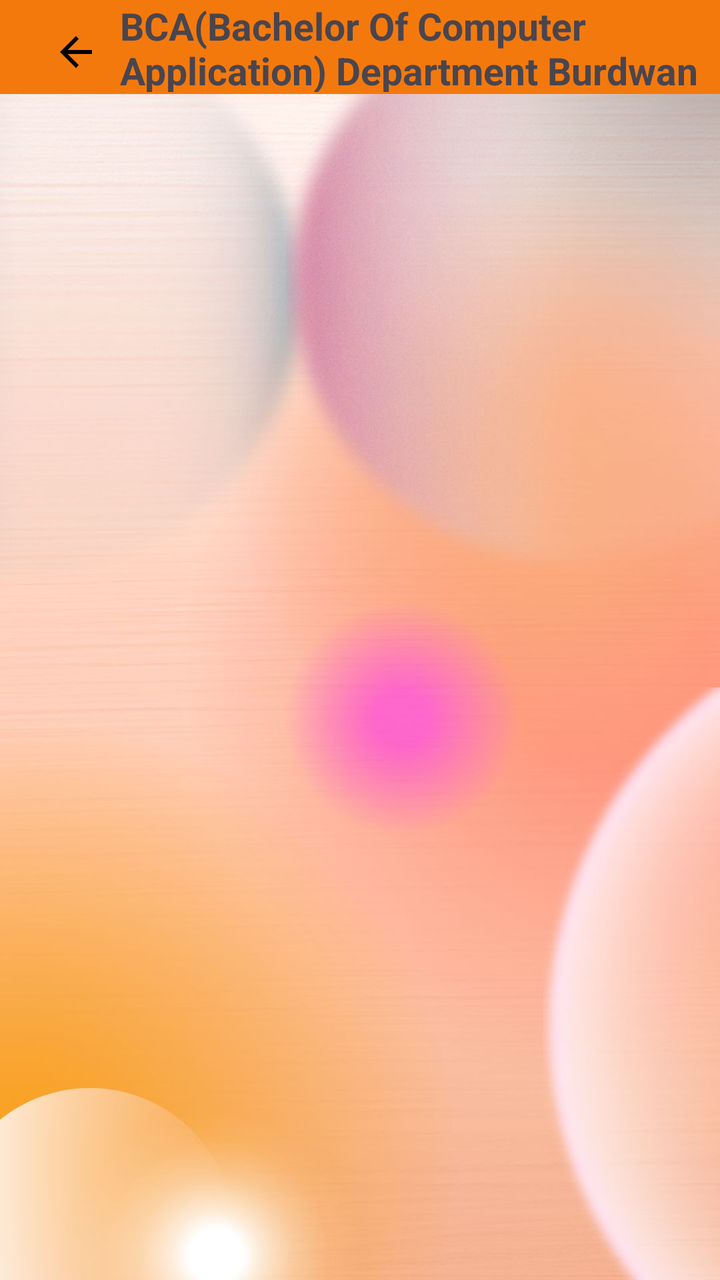
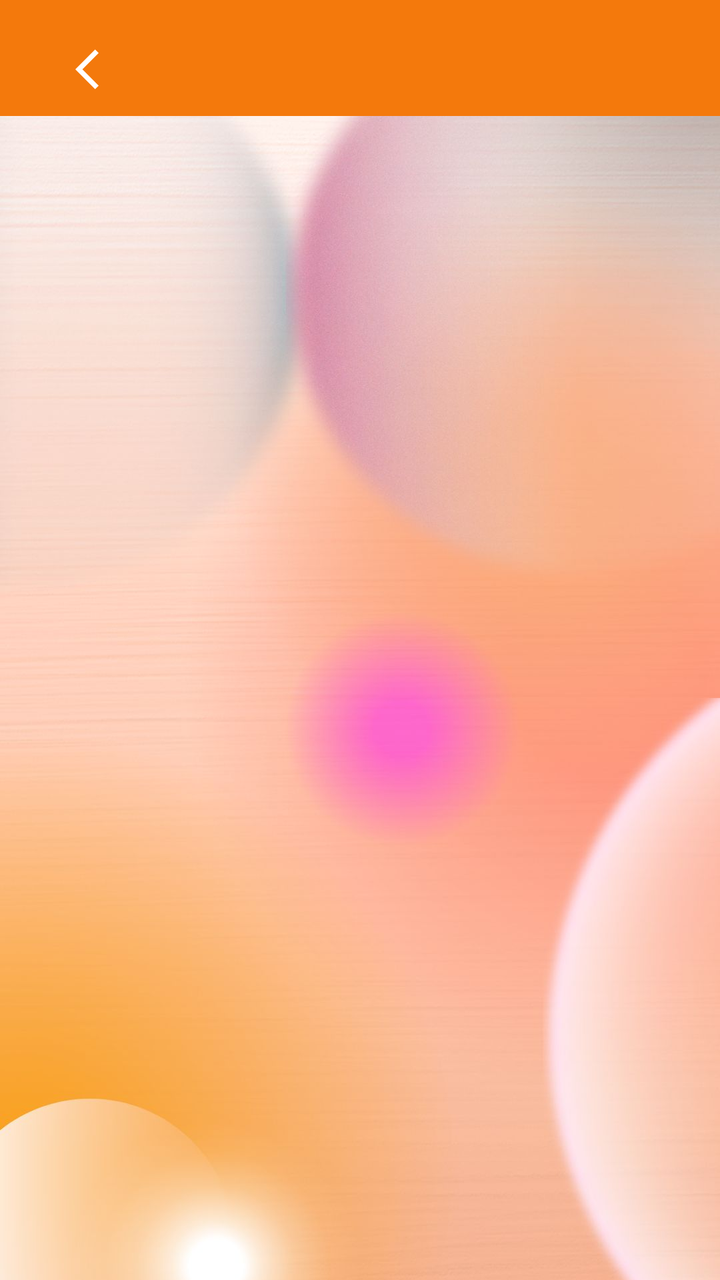

The first picture is an Android layout as it rendered before a commit; the second is the same layout after the commit. The layout source and the unified diff follow.
<!-- AndroidManifest.xml: application theme Theme.MyApplication -->
<!-- res/layout/activity_one.xml -->
<?xml version="1.0" encoding="utf-8"?>
<RelativeLayout
    xmlns:android="http://schemas.android.com/apk/res/android"
    xmlns:app="http://schemas.android.com/apk/res-auto"
    xmlns:tools="http://schemas.android.com/tools"
    android:layout_width="match_parent"
    android:layout_height="match_parent"
    tools:context=".one"
    tools:ignore="ExtraText">

    <com.google.android.material.appbar.MaterialToolbar
        android:id="@+id/materialToolbar"
        android:layout_width="match_parent"
        android:layout_height="47dp"
        android:background="?attr/colorPrimary"
        android:minHeight="?attr/actionBarSize"
        android:theme="?attr/actionBarTheme" />

    <ImageView
        android:layout_width="match_parent"
        android:layout_height="match_parent"
        android:layout_below="@id/materialToolbar"
    android:contentDescription="@string/todo78"
    android:scaleType="centerCrop"
    android:src="@drawable/untitleddesignh"
    tools:ignore="VisualLintBounds" />

    <LinearLayout
        android:layout_width="match_parent"
        android:layout_height="@dimen/dim_46"
        android:layout_alignParentTop="true"
        android:layout_alignParentEnd="true"
        android:layout_marginEnd="0dp"
        android:layout_below="@id/materialToolbar"
    tools:ignore="UselessLeaf,TextSizeCheck">

        <ImageButton
            android:id="@+id/button1"
            android:layout_width="44dp"
            android:layout_height="46dp"
            android:layout_marginStart="@dimen/dim_16"
            android:layout_marginTop="@dimen/dim_3"
            android:background="@null"
            android:src="@drawable/baseline_arrow_back_24"
            tools:ignore="ContentDescription,ImageContrastCheck,MissingConstraints,SpeakableTextPresentCheck,TouchTargetSizeCheck" />

        <TextView
            android:layout_width="0dp"
            android:layout_height="match_parent"
            android:layout_gravity="center"
            android:layout_weight="1"
            android:text="@string/text8"
            android:textAlignment="gravity"
            android:textColorHint="#1B1818"
            android:textSize="19sp"
            android:textStyle="bold"
            tools:ignore="TextSizeCheck,VisualLintBounds" />
    </LinearLayout>

    <androidx.recyclerview.widget.RecyclerView
        android:id="@+id/recyle33"
        android:layout_width="match_parent"
        android:layout_height="682dp"
        android:layout_alignParentStart="true"
        android:layout_alignParentBottom="true"
        android:layout_centerHorizontal="true"
        android:layout_marginStart="0dp"
        android:layout_marginBottom="-5dp"
        app:layoutManager="androidx.recyclerview.widget.GridLayoutManager"
        app:spanCount="2"
        tools:listitem="@layout/item_books" />

    </RelativeLayout>
<!-- res/layout/item_books.xml (included above) -->
<?xml version="1.0" encoding="utf-8"?>
<androidx.cardview.widget.CardView xmlns:android="http://schemas.android.com/apk/res/android"
    xmlns:tools="http://schemas.android.com/tools"
    android:layout_width="match_parent"
    android:layout_height="wrap_content"
    xmlns:app="http://schemas.android.com/apk/res-auto"
    android:layout_margin="@dimen/dim_5"
    app:cardCornerRadius="@dimen/dim_7">
    <LinearLayout
        android:layout_width="match_parent"
        android:layout_height="wrap_content"
        android:orientation="vertical">
        <androidx.cardview.widget.CardView
            android:layout_width="match_parent"
            android:layout_margin="@dimen/dim_5"
            app:cardCornerRadius="@dimen/dim_7"
            android:layout_height="@dimen/dim_250"
            app:cardElevation="@dimen/dim_10">
            <ImageView
                android:src="@drawable/downloads"
                android:layout_width="match_parent"
                android:layout_height="match_parent"
                android:adjustViewBounds="true"
                android:id="@+id/book_cover"
                tools:ignore="ContentDescription" />
        </androidx.cardview.widget.CardView>

        <TextView
            android:id="@+id/book_t"
            android:layout_width="wrap_content"
            android:layout_height="wrap_content"
            android:layout_margin="@dimen/dim_10"
            android:text="@string/_101_computer_fundamental"
            android:textColor="#090909"
            android:textSize="12sp"
            tools:ignore="VisualLintBounds" />
    </LinearLayout>

</androidx.cardview.widget.CardView>
<!-- resources referenced by this layout -->
<resources>
  <dimen name="dim_10">10dp</dimen>
  <dimen name="dim_16">16dp</dimen>
  <dimen name="dim_250">250dp</dimen>
  <dimen name="dim_3">3dp</dimen>
  <dimen name="dim_46">46dp</dimen>
  <dimen name="dim_5">5dp</dimen>
  <dimen name="dim_7">7dp</dimen>
  <!-- drawable baseline_arrow_back_24 (drawable) -->
  <vector android:autoMirrored="true" android:height="24dp"
      android:tint="#000000" android:viewportHeight="24"
      android:viewportWidth="24" android:width="24dp" xmlns:android="http://schemas.android.com/apk/res/android">
      <path android:fillColor="@android:color/white" android:pathData="M20,11H7.83l5.59,-5.59L12,4l-8,8 8,8 1.41,-1.41L7.83,13H20v-2z"/>
  </vector>
  <!-- drawable downloads: jpg bitmap (drawable-mdpi, 11586 bytes) -->
  <!-- drawable untitleddesignh: jpg bitmap (drawable-mdpi, 84470 bytes) -->
  <string name="_101_computer_fundamental">101-Computer FundaMental</string>
  <string name="text8">BCA(Bachelor Of Computer Application) Department Burdwan University</string>
  <string name="todo78">TODO45</string>
  <style name="Theme.MyApplication" parent="Base.Theme.MyApplication" />
  <style name="Base.Theme.MyApplication" parent="Theme.Material3.DayNight.NoActionBar">
          
          
  
          <item name="colorPrimary">#F4790C</item>
      </style>
</resources>

<!-- the commit's change to res/layout/activity_one.xml (unified diff, before → after) -->
@@ -10,11 +10,31 @@
 
     <com.google.android.material.appbar.MaterialToolbar
         android:id="@+id/materialToolbar"
-        android:layout_width="match_parent"
-        android:layout_height="47dp"
+        android:layout_width="413dp"
+        android:layout_height="58dp"
         android:background="?attr/colorPrimary"
         android:minHeight="?attr/actionBarSize"
-        android:theme="?attr/actionBarTheme" />
+        android:theme="?attr/actionBarTheme"
+        app:layout_constraintEnd_toEndOf="parent"
+        app:layout_constraintStart_toStartOf="parent"
+        tools:layout_editor_absoluteY="0dp"
+        tools:ignore="MissingConstraints,VisualLintBounds">
+        
+        <ImageButton
+            android:id="@+id/button1"
+            android:layout_width="@dimen/dim_67"
+            android:layout_height="@dimen/dim_69"
+            android:background="@null"
+
+            app:layout_constraintEnd_toEndOf="parent"
+            app:layout_constraintHorizontal_bias="0.0"
+            app:layout_constraintStart_toStartOf="parent"
+            tools:ignore="ContentDescription,ImageContrastCheck,MissingConstraints,SpeakableTextPresentCheck,TouchTargetSizeCheck,VisualLintBounds"
+            tools:layout_editor_absoluteY="@dimen/dim_3"
+            android:src="@drawable/baseline_arrow_back_ios_24"
+            app:tint="@android:color/white"
+            />
+    </com.google.android.material.appbar.MaterialToolbar>
 
     <ImageView
         android:layout_width="match_parent"
@@ -25,37 +45,7 @@
     android:src="@drawable/untitleddesignh"
     tools:ignore="VisualLintBounds" />
 
-    <LinearLayout
-        android:layout_width="match_parent"
-        android:layout_height="@dimen/dim_46"
-        android:layout_alignParentTop="true"
-        android:layout_alignParentEnd="true"
-        android:layout_marginEnd="0dp"
-        android:layout_below="@id/materialToolbar"
-    tools:ignore="UselessLeaf,TextSizeCheck">
 
-        <ImageButton
-            android:id="@+id/button1"
-            android:layout_width="44dp"
-            android:layout_height="46dp"
-            android:layout_marginStart="@dimen/dim_16"
-            android:layout_marginTop="@dimen/dim_3"
-            android:background="@null"
-            android:src="@drawable/baseline_arrow_back_24"
-            tools:ignore="ContentDescription,ImageContrastCheck,MissingConstraints,SpeakableTextPresentCheck,TouchTargetSizeCheck" />
-
-        <TextView
-            android:layout_width="0dp"
-            android:layout_height="match_parent"
-            android:layout_gravity="center"
-            android:layout_weight="1"
-            android:text="@string/text8"
-            android:textAlignment="gravity"
-            android:textColorHint="#1B1818"
-            android:textSize="19sp"
-            android:textStyle="bold"
-            tools:ignore="TextSizeCheck,VisualLintBounds" />
-    </LinearLayout>
 
     <androidx.recyclerview.widget.RecyclerView
         android:id="@+id/recyle33"
@@ -73,40 +63,55 @@
     </RelativeLayout>
 <!-- res/layout/item_books.xml (included above) -->
 <?xml version="1.0" encoding="utf-8"?>
-<androidx.cardview.widget.CardView xmlns:android="http://schemas.android.com/apk/res/android"
+<androidx.cardview.widget.CardView
+    xmlns:android="http://schemas.android.com/apk/res/android"
+    xmlns:app="http://schemas.android.com/apk/res-auto"
     xmlns:tools="http://schemas.android.com/tools"
     android:layout_width="match_parent"
     android:layout_height="wrap_content"
-    xmlns:app="http://schemas.android.com/apk/res-auto"
     android:layout_margin="@dimen/dim_5"
-    app:cardCornerRadius="@dimen/dim_7">
+    app:cardCornerRadius="@dimen/dim_7"
+    app:cardElevation="@dimen/dim_6"
+    android:background="?android:attr/selectableItemBackground">
+
     <LinearLayout
         android:layout_width="match_parent"
         android:layout_height="wrap_content"
-        android:orientation="vertical">
+        android:orientation="vertical"
+        android:padding="@dimen/dim_8">
+
+        
         <androidx.cardview.widget.CardView
             android:layout_width="match_parent"
-            android:layout_margin="@dimen/dim_5"
+            android:layout_height="@dimen/dim_250"
+            android:layout_marginBottom="@dimen/dim_8"
             app:cardCornerRadius="@dimen/dim_7"
-            android:layout_height="@dimen/dim_250"
             app:cardElevation="@dimen/dim_10">
+
             <ImageView
-                android:src="@drawable/downloads"
+                android:id="@+id/book_cover"
                 android:layout_width="match_parent"
                 android:layout_height="match_parent"
+                android:scaleType="centerCrop"
                 android:adjustViewBounds="true"
-                android:id="@+id/book_cover"
+
+                android:src="@drawable/downloads"
                 tools:ignore="ContentDescription" />
         </androidx.cardview.widget.CardView>
 
+        
         <TextView
             android:id="@+id/book_t"
             android:layout_width="wrap_content"
             android:layout_height="wrap_content"
-            android:layout_margin="@dimen/dim_10"
+            android:layout_marginStart="@dimen/dim_10"
+            android:layout_marginEnd="@dimen/dim_10"
             android:text="@string/_101_computer_fundamental"
             android:textColor="#090909"
-            android:textSize="12sp"
+            android:textSize="14sp"
+            android:textStyle="bold"
+            android:maxLines="2"
+            android:ellipsize="end"
             tools:ignore="VisualLintBounds" />
     </LinearLayout>
 
<!-- resource entries referenced after the edit -->
@@ -1,22 +1,23 @@
 <!-- resources referenced by this layout -->
 <resources>
   <dimen name="dim_10">10dp</dimen>
-  <dimen name="dim_16">16dp</dimen>
   <dimen name="dim_250">250dp</dimen>
   <dimen name="dim_3">3dp</dimen>
-  <dimen name="dim_46">46dp</dimen>
   <dimen name="dim_5">5dp</dimen>
+  <dimen name="dim_6">6dp</dimen>
+  <dimen name="dim_67">67dp</dimen>
+  <dimen name="dim_69">69dp</dimen>
   <dimen name="dim_7">7dp</dimen>
-  <!-- drawable baseline_arrow_back_24 (drawable) -->
-  <vector android:autoMirrored="true" android:height="24dp"
-      android:tint="#000000" android:viewportHeight="24"
-      android:viewportWidth="24" android:width="24dp" xmlns:android="http://schemas.android.com/apk/res/android">
-      <path android:fillColor="@android:color/white" android:pathData="M20,11H7.83l5.59,-5.59L12,4l-8,8 8,8 1.41,-1.41L7.83,13H20v-2z"/>
+  <dimen name="dim_8" tools:ignore="MissingDefaultResource">12dp</dimen>
+  <!-- drawable baseline_arrow_back_ios_24 (drawable) -->
+  <vector xmlns:android="http://schemas.android.com/apk/res/android" android:autoMirrored="true" android:height="24dp" android:tint="#0C0C0C" android:viewportHeight="24" android:viewportWidth="24" android:width="24dp">
+        
+      <path android:fillColor="@android:color/white" android:pathData="M11.67,3.87L9.9,2.1 0,12l9.9,9.9 1.77,-1.77L3.54,12z"/>
+      
   </vector>
   <!-- drawable downloads: jpg bitmap (drawable-mdpi, 11586 bytes) -->
   <!-- drawable untitleddesignh: jpg bitmap (drawable-mdpi, 84470 bytes) -->
   <string name="_101_computer_fundamental">101-Computer FundaMental</string>
-  <string name="text8">BCA(Bachelor Of Computer Application) Department Burdwan University</string>
   <string name="todo78">TODO45</string>
   <style name="Theme.MyApplication" parent="Base.Theme.MyApplication" />
   <style name="Base.Theme.MyApplication" parent="Theme.Material3.DayNight.NoActionBar">
